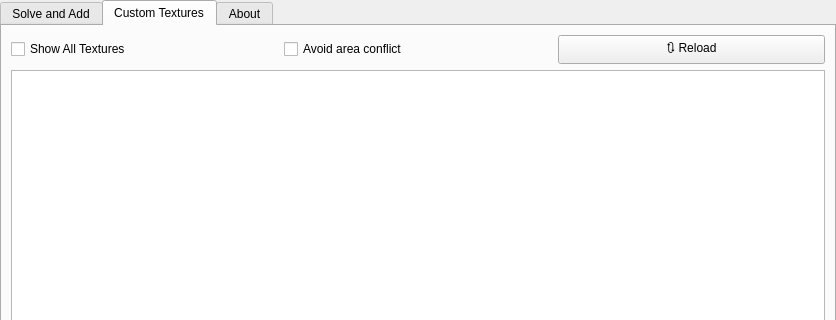
First picture: the form in plugins/NebulaTextures/src/gui/nebulaTexturesDialog.ui, repository Stellarium/stellarium, before the edit; both pictures show x 0 to 836 and y 0 to 320 of the 836 by 511 pixel window.
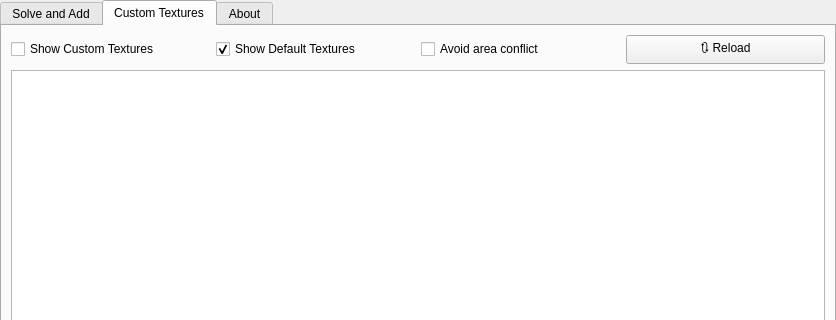
Second picture: the form after the edit. Icons and pictures are not drawn. Custom widgets are drawn as their Qt base class.

Commit message: re-adjust plugin code

Patch:
```diff
--- a/plugins/NebulaTextures/src/gui/nebulaTexturesDialog.ui
+++ b/plugins/NebulaTextures/src/gui/nebulaTexturesDialog.ui
@@ -472,7 +472,17 @@
            <item>
             <widget class="QCheckBox" name="checkBoxShow">
              <property name="text">
-              <string>Show All Textures</string>
+              <string>Show Custom Textures</string>
+             </property>
+            </widget>
+           </item>
+           <item>
+            <widget class="QCheckBox" name="checkBox">
+             <property name="text">
+              <string>Show Default Textures</string>
+             </property>
+             <property name="checked">
+              <bool>true</bool>
              </property>
             </widget>
            </item>
```
Left out of the diff: 6 changed lines with no effect on the pictures. The commit also changes 2 other files.
